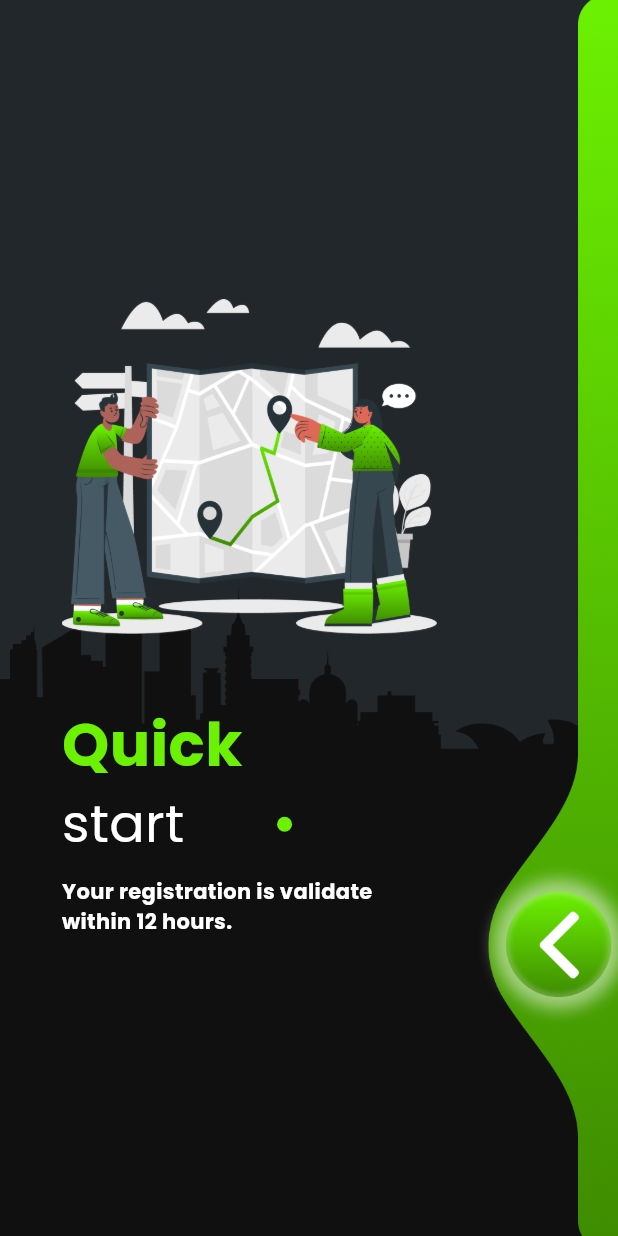
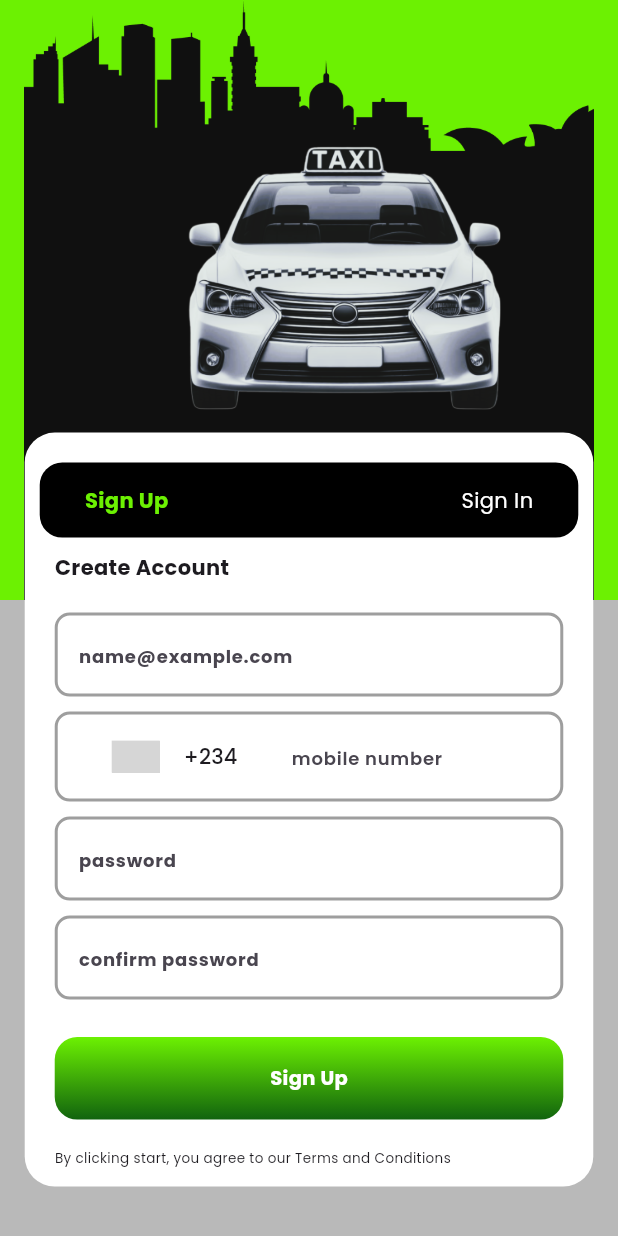
Before and after one commit to Christentimmy/Rider-Eco, a Flutter app: the screen it shows after launch, swiped to page 3, on a phone screen of 412 x 824 dp. Run offline on Flutter 3.47's test engine with Material 3 defaults, Android fonts, the phone set to English and light mode, and no system bars; drawn by our look-alikes of country_code_picker; our stand-ins replace get, google_fonts; missing offline and left inert: dart:ffi; grey boxes are pictures that could not be loaded.

Commit message:
sign up screen

```diff
--- a/lib/pages/intro_screen.dart
+++ b/lib/pages/intro_screen.dart
@@ -1,5 +1,6 @@
 import 'package:flutter/material.dart';
 import 'package:get/get.dart';
+import 'package:rider/pages/signup_screen.dart';
 import 'package:rider/resources/colors.dart';
 
 class IntroScreen extends StatelessWidget {
@@ -44,7 +45,9 @@ class IntroScreen extends StatelessWidget {
             ),
             child: PageView.builder(
               onPageChanged: (value) {
-                if (value == _pages.length - 1) {}
+                if (value == _pages.length - 1) {
+                  Get.to(()=> SignUpScreen());
+                }
               },
               itemCount: _pages.length,
               itemBuilder: (context, index) {
--- /dev/null
+++ b/lib/pages/signup_screen.dart
@@ -0,0 +1,497 @@
+import 'dart:ffi';
+
+import 'package:flutter/material.dart';
+import 'package:get/get.dart';
+import 'package:country_code_picker/country_code_picker.dart';
+import 'package:rider/resources/colors.dart';
+import 'package:rider/widgets/custom_button.dart';
+
+class SignUpScreen extends StatelessWidget {
+  SignUpScreen({super.key});
+
+  final RxBool _isLoginWithNumber = true.obs;
+  final RxInt _currentPage = 0.obs;
+  // final _textController = TextEditingController();
+
+  @override
+  Widget build(BuildContext context) {
+    return Scaffold(
+      backgroundColor: const Color.fromARGB(255, 185, 185, 185),
+      body: Stack(
+        children: [
+          VectorDiagram(currentPage: _currentPage),
+          _buildInputFields(),
+        ],
+      ),
+    );
+  }
+
+  SingleChildScrollView _buildInputFields() {
+    return SingleChildScrollView(
+      // physics: NeverScrollableScrollPhysics(),
+      child: Center(
+        child: Container(
+          height: Get.height * 0.61,
+          width: Get.width * 0.92,
+          margin: EdgeInsets.only(top: Get.height * 0.35),
+          padding: const EdgeInsets.symmetric(
+            horizontal: 10,
+            vertical: 10,
+          ),
+          decoration: BoxDecoration(
+            color: const Color.fromARGB(255, 255, 255, 255),
+            borderRadius: BorderRadius.circular(20),
+          ),
+          child: Column(
+            children: [
+              const SizedBox(height: 10),
+              _buildAuthDecision(),
+              _buildCrossFade(),
+            ],
+          ),
+        ),
+      ),
+    );
+  }
+
+  Widget _buildCrossFade() {
+    return Obx(
+      () => AnimatedCrossFade(
+        firstChild: signUpPage(),
+        secondChild: loginPage(),
+        crossFadeState: _currentPage.value == 0
+            ? CrossFadeState.showFirst
+            : CrossFadeState.showSecond,
+        duration: const Duration(milliseconds: 200),
+      ),
+    );
+  }
+
+  Widget _buildAuthDecision() {
+    return Container(
+      height: 50,
+      padding: const EdgeInsets.symmetric(
+        horizontal: 30,
+      ),
+      width: double.infinity,
+      decoration: BoxDecoration(
+        color: Colors.black,
+        borderRadius: BorderRadius.circular(15),
+      ),
+      child: Row(
+        children: [
+          Obx(
+            () => GestureDetector(
+              onTap: () {
+                CrossFadeState.showFirst;
+                _currentPage.value = 0;
+              },
+              child: Text(
+                "Sign Up",
+                style: TextStyle(
+                  color: _currentPage.value == 0
+                      ? AppColors.primaryColor
+                      : Colors.white,
+                  fontWeight: _currentPage.value == 0 ? FontWeight.bold : null,
+                ),
+              ),
+            ),
+          ),
+          const Spacer(),
+          Obx(
+            () => GestureDetector(
+              onTap: () {
+                CrossFadeState.showSecond;
+                _currentPage.value = 1;
+              },
+              child: Text(
+                "Sign In",
+                style: TextStyle(
+                  color: _currentPage.value == 1
+                      ? AppColors.primaryColor
+                      : Colors.white,
+                  fontWeight: _currentPage.value == 1 ? FontWeight.bold : null,
+                ),
+              ),
+            ),
+          ),
+        ],
+      ),
+    );
+  }
+
+  Widget loginPage() {
+    return Padding(
+      padding: const EdgeInsets.symmetric(
+        horizontal: 10,
+      ),
+      child: SizedBox(
+        height: 400,
+        child: Column(
+          crossAxisAlignment: CrossAxisAlignment.start,
+          children: [
+            const SizedBox(height: 20),
+            const Text(
+              "Login Into Your Account",
+              style: TextStyle(
+                fontWeight: FontWeight.bold,
+                fontSize: 14,
+              ),
+            ),
+            const SizedBox(height: 25),
+            Row(
+              mainAxisAlignment: MainAxisAlignment.end,
+              children: [
+                Obx(() {
+                  return GestureDetector(
+                    onTap: () {
+                      _isLoginWithNumber.value = !_isLoginWithNumber.value;
+                    },
+                    child: Text(
+                      _isLoginWithNumber.value
+                          ? "Use Email Instead"
+                          : "Change to number",
+                      style: const TextStyle(
+                        fontSize: 12,
+                        color: AppColors.primaryColor,
+                        fontWeight: FontWeight.bold,
+                      ),
+                    ),
+                  );
+                }),
+              ],
+            ),
+            Obx(() {
+              if (_isLoginWithNumber.value) {
+                return const PhoneNumberTextField();
+              } else {
+                return const EmailTextField();
+              }
+            }),
+            const SizedBox(height: 10),
+            const PasswordTextField(),
+            const SizedBox(height: 25),
+            CommonButton(
+              ontap: () {
+                // Get.to(() => BottomNavigationScreen());
+              },
+              text: "Login",
+            ),
+            Row(
+              mainAxisAlignment: MainAxisAlignment.end,
+              children: [
+                GestureDetector(
+                  // onTap: () => Get.to(() => const PasswordRecoveryScreen()),
+                  child: const Padding(
+                    padding: EdgeInsets.only(top: 5),
+                    child: Text(
+                      "Forgot Password?",
+                      style: TextStyle(
+                        fontSize: 12,
+                        fontWeight: FontWeight.w700,
+                      ),
+                    ),
+                  ),
+                ),
+              ],
+            ),
+            const Spacer(),
+            const Text(
+              "By clicking start, you agree to our Terms and Conditions",
+              style: TextStyle(
+                fontSize: 9,
+              ),
+            ),
+            Container(),
+          ],
+        ),
+      ),
+    );
+  }
+
+  Widget signUpPage() {
+    return Padding(
+      padding: const EdgeInsets.symmetric(
+        horizontal: 10,
+      ),
+      child: SizedBox(
+        height: Get.height * 0.51,
+        child: Column(
+          crossAxisAlignment: CrossAxisAlignment.start,
+          children: [
+            const SizedBox(height: 10),
+            const Text(
+              "Create Account",
+              style: TextStyle(
+                fontWeight: FontWeight.bold,
+                fontSize: 14,
+              ),
+            ),
+            const SizedBox(height: 20),
+            const EmailTextField(),
+            // CustomTextField(
+            //   hintText: "name@gmail.com",
+            //   textController: _textController,
+            // ),
+            const SizedBox(height: 10),
+            Container(
+              decoration: BoxDecoration(
+                borderRadius: BorderRadius.circular(10),
+                border: Border.all(
+                  width: 2,
+                  color: Colors.grey,
+                ),
+              ),
+              child: Row(
+                children: [
+                  CountryCodePicker(
+                    onChanged: (value) {},
+                    initialSelection: '+234',
+                    showCountryOnly: false,
+                    showOnlyCountryWhenClosed: false,
+                    // optional. aligns the flag and the Text left
+                    alignLeft: false,
+                  ),
+                  Expanded(
+                    child: TextFormField(
+                      keyboardType: TextInputType.number,
+                      decoration: const InputDecoration(
+                        hintText: "mobile number",
+                        hintStyle: TextStyle(
+                          fontSize: 12,
+                          fontWeight: FontWeight.w600,
+                        ),
+                        enabledBorder: OutlineInputBorder(
+                          borderSide: BorderSide.none,
+                        ),
+                        focusedBorder: OutlineInputBorder(
+                          borderSide: BorderSide.none,
+                        ),
+                      ),
+                    ),
+                  ),
+                ],
+              ),
+            ),
+            const SizedBox(height: 10),
+            const PasswordTextField(),
+            const SizedBox(height: 10),
+            const ConfirmPassswordTextField(),
+            const SizedBox(height: 25),
+            CommonButton(
+              ontap: () {
+                // Get.to(() => VerifyPhoneNumberScreen());
+              },
+              text: "Sign Up",
+            ),
+            const Spacer(),
+            const Text(
+              "By clicking start, you agree to our Terms and Conditions",
+              style: TextStyle(
+                fontSize: 9,
+              ),
+            )
+          ],
+        ),
+      ),
+    );
+  }
+}
+
+class PhoneNumberTextField extends StatelessWidget {
+  const PhoneNumberTextField({
+    super.key,
+  });
+
+  @override
+  Widget build(BuildContext context) {
+    return Container(
+      decoration: BoxDecoration(
+        borderRadius: BorderRadius.circular(10),
+        border: Border.all(
+          width: 2,
+          color: Colors.grey,
+        ),
+      ),
+      child: Row(
+        children: [
+          CountryCodePicker(
+            onChanged: (value) {
+              print(value);
+            },
+            initialSelection: '+234',
+            showCountryOnly: false,
+            showOnlyCountryWhenClosed: false,
+            // optional. aligns the flag and the Text left
+            alignLeft: false,
+          ),
+          Expanded(
+            child: TextFormField(
+              keyboardType: TextInputType.number,
+              decoration: const InputDecoration(
+                hintText: "mobile number",
+                hintStyle: const TextStyle(
+                  fontSize: 12,
+                  fontWeight: FontWeight.w600,
+                ),
+                enabledBorder: OutlineInputBorder(
+                  borderSide: BorderSide.none,
+                ),
+                focusedBorder: OutlineInputBorder(
+                  borderSide: BorderSide.none,
+                ),
+              ),
+            ),
+          ),
+        ],
+      ),
+    );
+  }
+}
+
+class VectorDiagram extends StatelessWidget {
+  final RxInt currentPage;
+  const VectorDiagram({
+    super.key,
+    required this.currentPage,
+  });
+
+  @override
+  Widget build(BuildContext context) {
+    return SizedBox(
+      height: 400,
+      child: Stack(
+        alignment: Alignment.center,
+        children: [
+          Container(
+            height: 400,
+            color: AppColors.primaryColor,
+            width: Get.width,
+            alignment: Alignment.bottomCenter,
+            child: Image.asset("assets/images/OBJECTS.png"),
+          ),
+          Obx(
+            () => Positioned(
+              bottom: 85,
+              right: 60,
+              child: Image.asset(
+                currentPage.value == 0
+                    ? "assets/images/car.png"
+                    : "assets/images/ecoLogo.png",
+                width: 250,
+                height: 250,
+              ),
+            ),
+          ),
+        ],
+      ),
+    );
+  }
+}
+
+class ConfirmPassswordTextField extends StatelessWidget {
+  const ConfirmPassswordTextField({
+    super.key,
+  });
+
+  @override
+  Widget build(BuildContext context) {
+    return TextFormField(
+      obscureText: true,
+      style: const TextStyle(
+        fontWeight: FontWeight.bold,
+      ),
+      decoration: InputDecoration(
+        hintText: "confirm password",
+        hintStyle: const TextStyle(
+          fontSize: 12,
+        ),
+        focusedBorder: OutlineInputBorder(
+          borderRadius: BorderRadius.circular(10),
+          borderSide: const BorderSide(
+            width: 2,
+            color: Colors.black,
+          ),
+        ),
+        enabledBorder: OutlineInputBorder(
+          borderRadius: BorderRadius.circular(10),
+          borderSide: const BorderSide(
+            width: 2,
+            color: Colors.grey,
+          ),
+        ),
+      ),
+    );
+  }
+}
+
+class PasswordTextField extends StatelessWidget {
+  const PasswordTextField({
+    super.key,
+  });
+
+  @override
+  Widget build(BuildContext context) {
+    return TextFormField(
+      obscureText: true,
+      style: const TextStyle(
+        fontWeight: FontWeight.bold,
+      ),
+      decoration: InputDecoration(
+        hintText: "password",
+        hintStyle: const TextStyle(
+          fontSize: 12,
+        ),
+        focusedBorder: OutlineInputBorder(
+          borderRadius: BorderRadius.circular(10),
+          borderSide: const BorderSide(
+            width: 2,
+            color: Colors.black,
+          ),
+        ),
+        enabledBorder: OutlineInputBorder(
+          borderRadius: BorderRadius.circular(10),
+          borderSide: const BorderSide(
+            width: 2,
+            color: Colors.grey,
+          ),
+        ),
+      ),
+    );
+  }
+}
+
+class EmailTextField extends StatelessWidget {
+  const EmailTextField({
+    super.key,
+  });
+
+  @override
+  Widget build(BuildContext context) {
+    return TextFormField(
+      style: const TextStyle(
+        fontWeight: FontWeight.bold,
+      ),
+      decoration: InputDecoration(
+        hintText: "name@example.com",
+        hintStyle: const TextStyle(
+          fontSize: 12,
+        ),
+        focusedBorder: OutlineInputBorder(
+          borderRadius: BorderRadius.circular(10),
+          borderSide: const BorderSide(
+            width: 2,
+            color: Colors.black,
+          ),
+        ),
+        enabledBorder: OutlineInputBorder(
+          borderRadius: BorderRadius.circular(10),
+          borderSide: const BorderSide(
+            width: 2,
+            color: Colors.grey,
+          ),
+        ),
+      ),
+    );
+  }
+}
--- /dev/null
+++ b/lib/widgets/custom_button.dart
@@ -0,0 +1,51 @@
+import 'package:flutter/material.dart';
+import 'package:get/get.dart';
+import 'package:rider/resources/colors.dart';
+
+
+// ignore: must_be_immutable
+class CommonButton extends StatelessWidget {
+  final String text;
+  Color? bgColor;
+  Color? textColor;
+  final VoidCallback ontap;
+  CommonButton({
+    super.key,
+    required this.text,
+    this.bgColor,
+    required this.ontap,
+    this.textColor,
+  });
+
+  @override
+  Widget build(BuildContext context) {
+    return GestureDetector(
+      onTap: ontap,
+      child: Container(
+        height: 55,
+        alignment: Alignment.center,
+        width: Get.width,
+        decoration: BoxDecoration(
+          borderRadius: BorderRadius.circular(15),
+          color: bgColor,
+          gradient: bgColor == null ?  const LinearGradient(
+            begin: Alignment.topCenter,
+            end: Alignment.bottomCenter,
+            colors: [
+              AppColors.primaryColor,
+               Color.fromARGB(255, 17, 99, 14),
+            ],
+          ) : null,
+        ),
+        child: Text(
+          text,
+          style: TextStyle(
+            fontWeight: FontWeight.bold,
+            fontSize: 13,
+            color:  textColor ?? Colors.white,
+          ),
+        ),
+      ),
+    );
+  }
+}
--- a/pubspec.yaml
+++ b/pubspec.yaml
@@ -7,6 +7,7 @@ environment:
   sdk: '>=3.4.1 <4.0.0'
 
 dependencies:
+  country_code_picker: ^3.1.0
   flutter:
     sdk: flutter
   get: ^4.6.6
```
Also changed, not shown: assets/images/ecoLogo.png (added), pubspec.lock.
